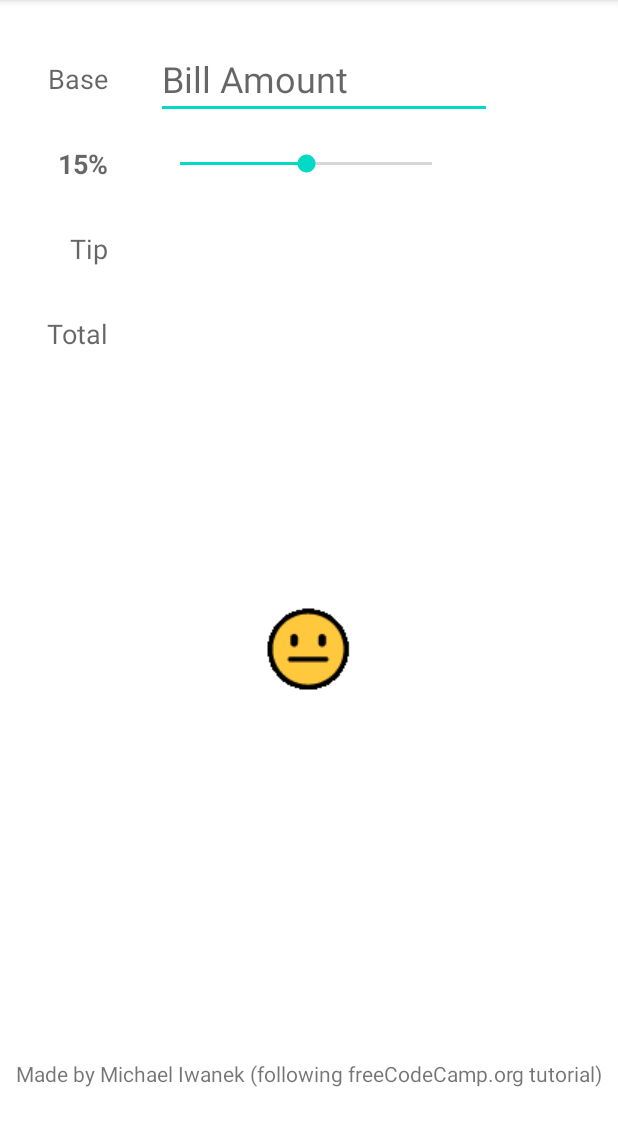
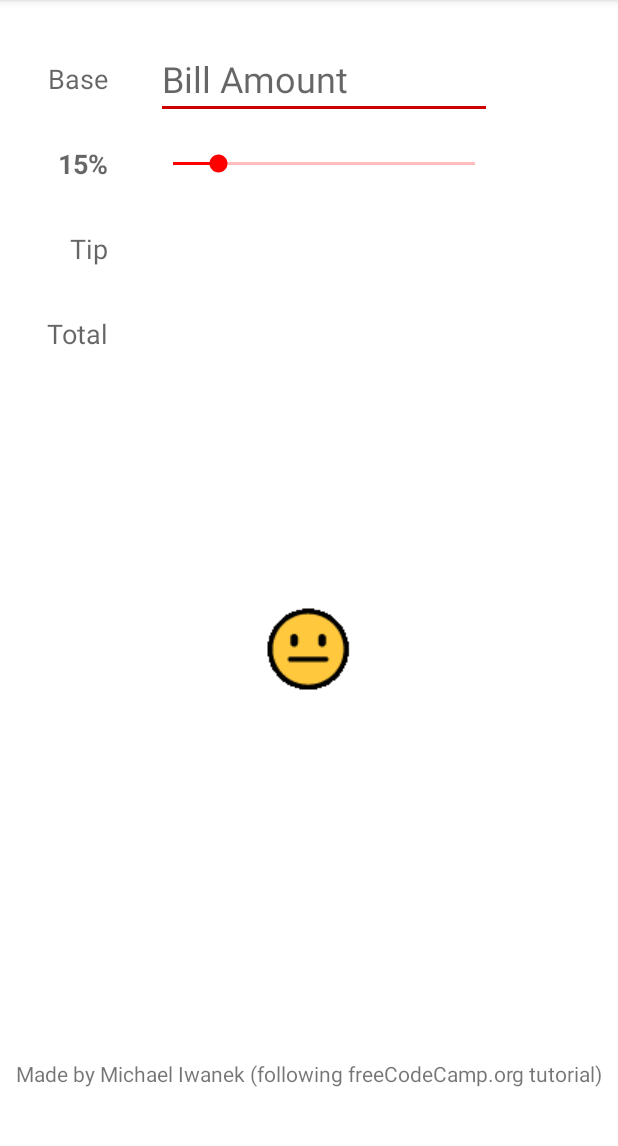
Before and after one commit to Mike11199/The-Big-Tipper, an Android app: the screen it shows after launch (MainActivity), on a phone screen of 412 x 824 dp, the part 84-1230 px from its top. Run offline under Robolectric (Android 15) with nearby library versions, the light colour scheme and no system bars.

Commit message:
Changed some color text to red from the original ones for practice.

```diff
--- a/app/src/main/AndroidManifest.xml
+++ b/app/src/main/AndroidManifest.xml
@@ -11,7 +11,6 @@
         android:theme="@style/Theme.TheBigTipper">
         <activity
             android:name=".MainActivity"
-
             android:windowSoftInputMode="stateAlwaysHidden"
             android:exported="true">
             <intent-filter>
--- a/app/src/main/java/com/example/thebigtipper/MainActivity.kt
+++ b/app/src/main/java/com/example/thebigtipper/MainActivity.kt
@@ -1,5 +1,7 @@
 package com.example.thebigtipper
 
+import android.graphics.Color
+import android.graphics.PorterDuff
 import androidx.appcompat.app.AppCompatActivity
 import android.os.Bundle
 import android.text.Editable
@@ -34,8 +36,13 @@ class MainActivity : AppCompatActivity() {
         Total_Amount=findViewById(R.id.Total_Amount)
         Mood_Image=findViewById(R.id.FaceMood)
 
+
         Tip_Seek_Bar.progress= INITIAL_TIP_PERCENT
         Percent_Label.text = "$INITIAL_TIP_PERCENT%"
+
+        Tip_Seek_Bar.getProgressDrawable().setColorFilter(Color.RED, PorterDuff.Mode.SRC_IN);
+        Tip_Seek_Bar.getThumb().setColorFilter(Color.RED, PorterDuff.Mode.SRC_IN);
+
 
 
 //        add a listener here. An event listener is a procedure or function in a computer program that waits for an event to occur.
--- a/app/src/main/res/layout/activity_main.xml
+++ b/app/src/main/res/layout/activity_main.xml
@@ -59,6 +59,8 @@
         android:layout_marginStart="32dp"
         android:ems="8"
         android:hint="Bill Amount"
+        android:backgroundTint="@android:color/holo_red_dark"
+
         android:inputType="numberDecimal"
         android:textSize="24sp"
         app:layout_constraintBottom_toBottomOf="@+id/Base_Label"
@@ -67,10 +69,11 @@
 
     <SeekBar
         android:id="@+id/Tip_Seek_Bar"
-        android:layout_width="200dp"
-        android:layout_height="wrap_content"
-        android:max="30"
+        android:layout_width="233dp"
+        android:layout_height="26dp"
+        android:max="100"
         app:layout_constraintBottom_toBottomOf="@+id/Percent_Label"
+        app:layout_constraintEnd_toEndOf="@+id/Base_Amount"
         app:layout_constraintStart_toStartOf="@+id/Base_Amount"
         app:layout_constraintTop_toTopOf="@+id/Percent_Label" />
 
--- a/app/src/main/res/values-night/themes.xml
+++ b/app/src/main/res/values-night/themes.xml
@@ -6,9 +6,9 @@
         <item name="colorPrimaryVariant">@color/purple_700</item>
         <item name="colorOnPrimary">@color/black</item>
         <!-- Secondary brand color. -->
-        <item name="colorSecondary">@color/teal_200</item>
-        <item name="colorSecondaryVariant">@color/teal_200</item>
-        <item name="colorOnSecondary">@color/black</item>
+        <item name="colorSecondary">@color/Dark_Purple</item>
+        <item name="colorSecondaryVariant">@color/Dark_Purple</item>
+        <item name="colorOnSecondary">@color/Dark_Purple</item>
         <!-- Status bar color. -->
         <item name="android:statusBarColor" tools:targetApi="l">?attr/colorPrimaryVariant</item>
         <!-- Customize your theme here. -->
--- a/app/src/main/res/values/colors.xml
+++ b/app/src/main/res/values/colors.xml
@@ -7,5 +7,6 @@
     <color name="teal_700">#FF018786</color>
     <color name="black">#FF000000</color>
     <color name="white">#FFFFFFFF</color>
+    <color name="Dark_Purple">#800080</color>
 
 </resources>
```
Also changed, not shown: app/src/main/res/drawable/happy_face.png (deleted), app/src/main/res/drawable/mad.png (deleted), app/src/main/res/drawable/neutral.png (deleted).
